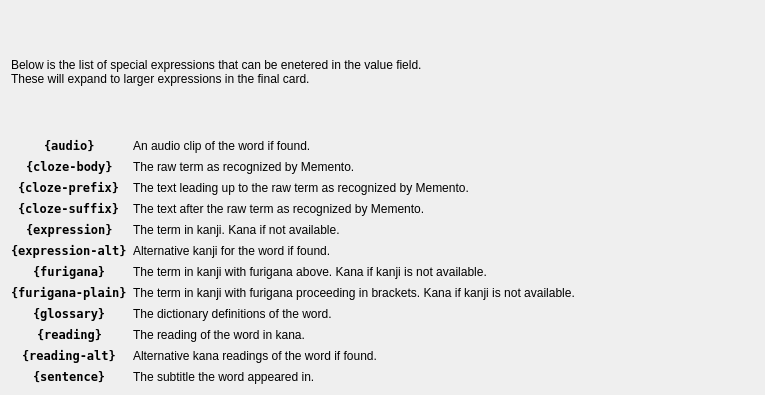
Before: the Qt Designer form src/gui/widgets/ankisettingshelp.ui in ripose-jp/Memento, drawn with Qt 5.
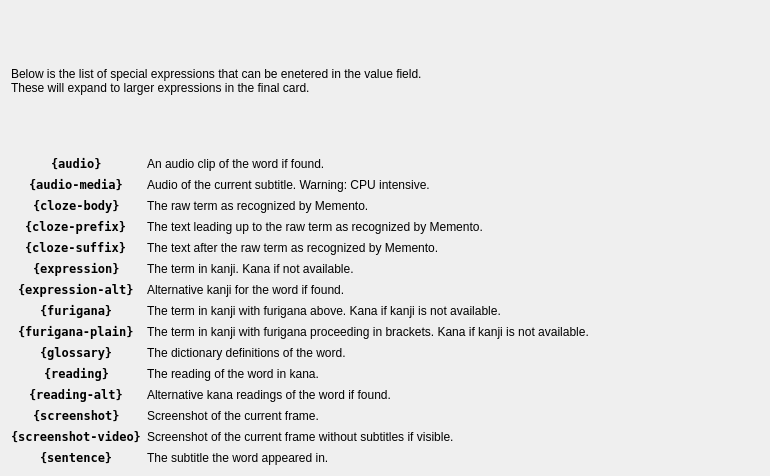
After: the same form once the commit is applied.

Commit message: Added anki options to help window

Patch:
```diff
--- a/src/gui/widgets/ankisettingshelp.ui
+++ b/src/gui/widgets/ankisettingshelp.ui
@@ -6,8 +6,8 @@
    <rect>
     <x>0</x>
     <y>0</y>
-    <width>765</width>
-    <height>395</height>
+    <width>770</width>
+    <height>476</height>
    </rect>
   </property>
   <property name="windowTitle">
@@ -63,7 +63,7 @@
        </property>
       </widget>
      </item>
-     <item row="1" column="0">
+     <item row="2" column="0">
       <widget class="QLabel" name="m_labelClozeBody">
        <property name="font">
         <font>
@@ -80,7 +80,7 @@
        </property>
       </widget>
      </item>
-     <item row="1" column="1">
+     <item row="2" column="1">
       <widget class="QLabel" name="m_lablelClozeBodyEx">
        <property name="text">
         <string>The raw term as recognized by Memento.</string>
@@ -90,7 +90,7 @@
        </property>
       </widget>
      </item>
-     <item row="2" column="0">
+     <item row="3" column="0">
       <widget class="QLabel" name="m_labelClozePrefix">
        <property name="font">
         <font>
@@ -107,7 +107,7 @@
        </property>
       </widget>
      </item>
-     <item row="2" column="1">
+     <item row="3" column="1">
       <widget class="QLabel" name="m_labelClozePrefixEx">
        <property name="sizePolicy">
         <sizepolicy hsizetype="Preferred" vsizetype="Preferred">
@@ -123,7 +123,7 @@
        </property>
       </widget>
      </item>
-     <item row="3" column="0">
+     <item row="4" column="0">
       <widget class="QLabel" name="m_labelClozeSuffix">
        <property name="font">
         <font>
@@ -140,7 +140,7 @@
        </property>
       </widget>
      </item>
-     <item row="3" column="1">
+     <item row="4" column="1">
       <widget class="QLabel" name="m_labelClozeSuffixEx">
        <property name="text">
         <string>The text after the raw term as recognized by Memento.</string>
@@ -150,7 +150,7 @@
        </property>
       </widget>
      </item>
-     <item row="4" column="0">
+     <item row="5" column="0">
       <widget class="QLabel" name="m_labelExpression">
        <property name="font">
         <font>
@@ -167,7 +167,7 @@
        </property>
       </widget>
      </item>
-     <item row="4" column="1">
+     <item row="5" column="1">
       <widget class="QLabel" name="m_labelExpressionEx">
        <property name="text">
         <string>The term in kanji. Kana if not available.</string>
@@ -177,7 +177,7 @@
        </property>
       </widget>
      </item>
-     <item row="6" column="0">
+     <item row="7" column="0">
       <widget class="QLabel" name="m_labelFurigana">
        <property name="font">
         <font>
@@ -194,7 +194,7 @@
        </property>
       </widget>
      </item>
-     <item row="6" column="1">
+     <item row="7" column="1">
       <widget class="QLabel" name="m_labelFuriganaEx">
        <property name="text">
         <string>The term in kanji with furigana above. Kana if kanji is not available.</string>
@@ -204,7 +204,7 @@
        </property>
       </widget>
      </item>
-     <item row="7" column="0">
+     <item row="8" column="0">
       <widget class="QLabel" name="m_labelFuriganaPlain">
        <property name="font">
         <font>
@@ -224,7 +224,7 @@
        </property>
       </widget>
      </item>
-     <item row="7" column="1">
+     <item row="8" column="1">
       <widget class="QLabel" name="m_labelFuriganaPlainEx">
        <property name="text">
         <string>The term in kanji with furigana proceeding in brackets. Kana if kanji is not available.</string>
@@ -234,7 +234,7 @@
        </property>
       </widget>
      </item>
-     <item row="8" column="0">
+     <item row="9" column="0">
       <widget class="QLabel" name="m_labelGlossary">
        <property name="font">
         <font>
@@ -251,7 +251,7 @@
        </property>
       </widget>
      </item>
-     <item row="8" column="1">
+     <item row="9" column="1">
       <widget class="QLabel" name="m_labelGlossaryEx">
        <property name="text">
         <string>The dictionary definitions of the word.</string>
@@ -261,7 +261,7 @@
        </property>
       </widget>
      </item>
-     <item row="9" column="0">
+     <item row="10" column="0">
       <widget class="QLabel" name="m_labelReading">
        <property name="font">
         <font>
@@ -278,7 +278,7 @@
        </property>
       </widget>
      </item>
-     <item row="9" column="1">
+     <item row="10" column="1">
       <widget class="QLabel" name="m_labelReadingEx">
        <property name="text">
         <string>The reading of the word in kana.</string>
@@ -288,7 +288,7 @@
        </property>
       </widget>
      </item>
-     <item row="11" column="0">
+     <item row="14" column="0">
       <widget class="QLabel" name="m_labelSentence">
        <property name="font">
         <font>
@@ -305,7 +305,7 @@
        </property>
       </widget>
      </item>
-     <item row="11" column="1">
+     <item row="14" column="1">
       <widget class="QLabel" name="m_labelSentenceEx">
        <property name="text">
         <string>The subtitle the word appeared in.</string>
@@ -315,7 +315,7 @@
        </property>
       </widget>
      </item>
-     <item row="5" column="0">
+     <item row="6" column="0">
       <widget class="QLabel" name="m_labelExpressionAlt">
        <property name="font">
         <font>
@@ -332,7 +332,7 @@
        </property>
       </widget>
      </item>
-     <item row="5" column="1">
+     <item row="6" column="1">
       <widget class="QLabel" name="m_labelExpressionAltEx">
        <property name="text">
         <string>Alternative kanji for the word if found.</string>
@@ -342,7 +342,7 @@
        </property>
       </widget>
      </item>
-     <item row="10" column="0">
+     <item row="11" column="0">
       <widget class="QLabel" name="m_labelReadingAlt">
        <property name="font">
         <font>
@@ -359,8 +359,8 @@
        </property>
       </widget>
      </item>
-     <item row="10" column="1">
-      <widget class="QLabel" name="label">
+     <item row="11" column="1">
+      <widget class="QLabel" name="m_labelReadingAltEx">
        <property name="text">
         <string>Alternative kana readings of the word if found.</string>
        </property>
@@ -369,6 +369,78 @@
        </property>
       </widget>
      </item>
+     <item row="1" column="0">
+      <widget class="QLabel" name="m_labelAudioMedia">
+       <property name="font">
+        <font>
+         <family>DejaVu Sans Mono</family>
+         <weight>75</weight>
+         <bold>true</bold>
+        </font>
+       </property>
+       <property name="text">
+        <string>{audio-media}</string>
+       </property>
+       <property name="textInteractionFlags">
+        <set>Qt::TextSelectableByKeyboard|Qt::TextSelectableByMouse</set>
+       </property>
+      </widget>
+     </item>
+     <item row="1" column="1">
+      <widget class="QLabel" name="m_labelAudioMediaEx">
+       <property name="text">
+        <string>Audio of the current subtitle. Warning: CPU intensive.</string>
+       </property>
+      </widget>
+     </item>
+     <item row="12" column="0">
+      <widget class="QLabel" name="m_labelScreenshot">
+       <property name="font">
+        <font>
+         <family>DejaVu Sans Mono</family>
+         <weight>75</weight>
+         <bold>true</bold>
+        </font>
+       </property>
+       <property name="text">
+        <string>{screenshot}</string>
+       </property>
+       <property name="textInteractionFlags">
+        <set>Qt::TextSelectableByKeyboard|Qt::TextSelectableByMouse</set>
+       </property>
+      </widget>
+     </item>
+     <item row="12" column="1">
+      <widget class="QLabel" name="m_labelScreenshotEx">
+       <property name="text">
+        <string>Screenshot of the current frame.</string>
+       </property>
+      </widget>
+     </item>
+     <item row="13" column="0">
+      <widget class="QLabel" name="m_labelScreenshotMedia">
+       <property name="font">
+        <font>
+         <family>DejaVu Sans Mono</family>
+         <weight>75</weight>
+         <bold>true</bold>
+        </font>
+       </property>
+       <property name="text">
+        <string>{screenshot-video}</string>
+       </property>
+       <property name="textInteractionFlags">
+        <set>Qt::TextSelectableByKeyboard|Qt::TextSelectableByMouse</set>
+       </property>
+      </widget>
+     </item>
+     <item row="13" column="1">
+      <widget class="QLabel" name="label">
+       <property name="text">
+        <string>Screenshot of the current frame without subtitles if visible.</string>
+       </property>
+      </widget>
+     </item>
     </layout>
    </item>
   </layout>
```
